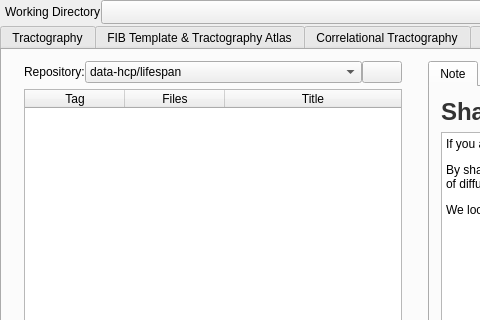
This is mainwindow.ui in frankyeh/DSI-Studio as Qt 5 draws it before an edit; both pictures show x 0 to 480 and y 0 to 320 of the 1272 by 758 pixel window. The edited form follows.
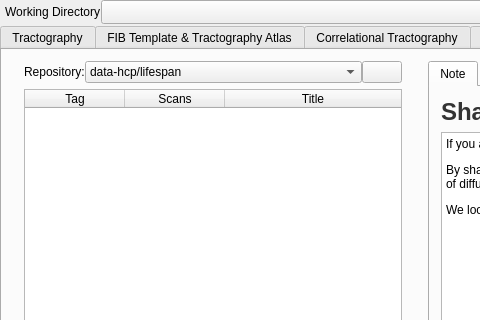
This is the edited form. Icons and pictures are not drawn.

What changed in the file:
```diff
--- a/mainwindow.ui
+++ b/mainwindow.ui
@@ -2733,7 +2733,7 @@
               </column>
               <column>
                <property name="text">
-                <string>Files</string>
+                <string>Scans</string>
                </property>
               </column>
               <column>
```
